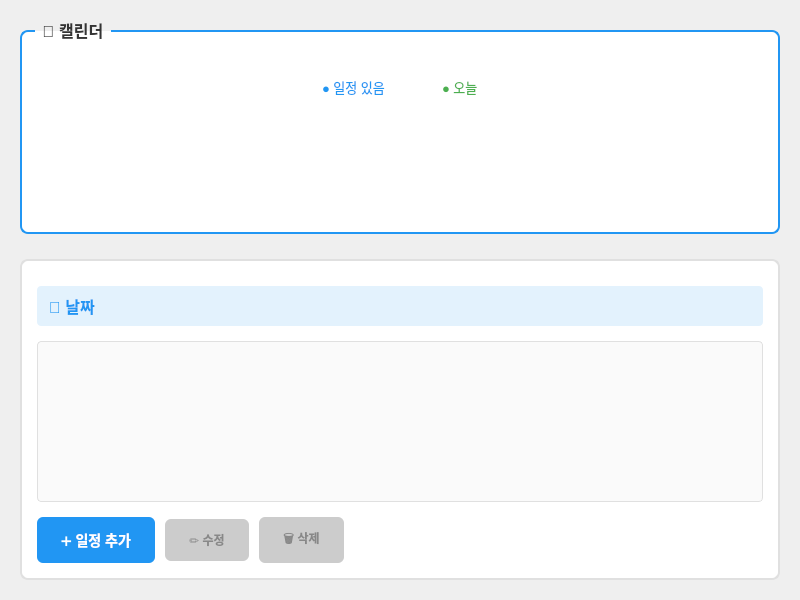
Qt form DailyFlow/schedulepage.ui (VEDA-DailyFlow/DailyFlow) before a commit.
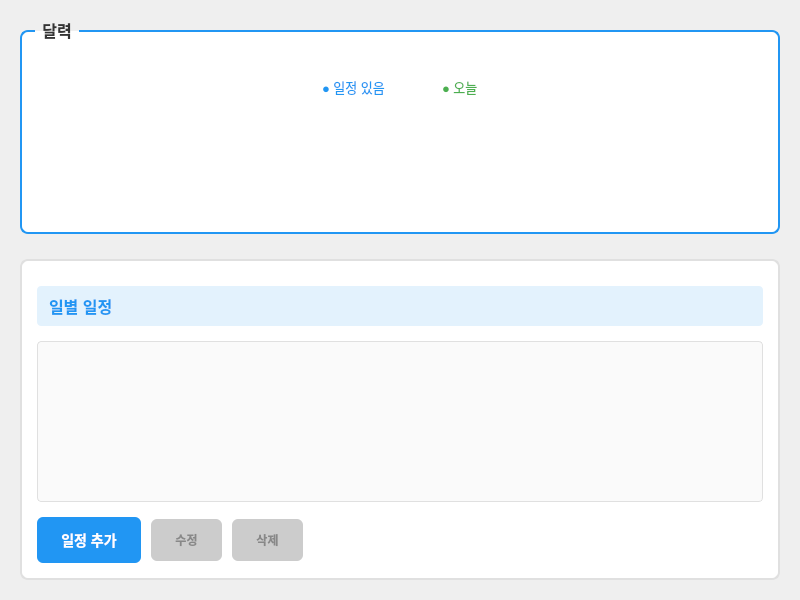
The same form after that commit.

Commit message: :art: [Style] UI 수정

Patch:
```diff
--- a/DailyFlow/schedulepage.ui
+++ b/DailyFlow/schedulepage.ui
@@ -28,9 +28,6 @@
    </property>
    <item>
     <widget class="QGroupBox" name="calendarBox">
-     <property name="title">
-      <string>📅 캘린더</string>
-     </property>
      <property name="styleSheet">
       <string>QGroupBox {
    font-size: 16px;
@@ -48,6 +45,9 @@
    padding: 0 5px;
 }</string>
      </property>
+     <property name="title">
+      <string>달력</string>
+     </property>
      <layout class="QVBoxLayout" name="calendarBoxLayout">
       <property name="spacing">
        <number>15</number>
@@ -209,9 +209,6 @@
       </property>
       <item>
        <widget class="QLabel" name="dateLabel">
-        <property name="text">
-         <string>📆 날짜</string>
-        </property>
         <property name="styleSheet">
          <string>font-size: 16px; 
 font-weight: bold; 
@@ -220,6 +217,9 @@
 background-color: #e3f2fd; 
 border-radius: 4px;</string>
         </property>
+        <property name="text">
+         <string>일별 일정</string>
+        </property>
        </widget>
       </item>
       <item>
@@ -256,9 +256,6 @@
         </property>
         <item>
          <widget class="QPushButton" name="addButton">
-          <property name="text">
-           <string>➕ 일정 추가</string>
-          </property>
           <property name="styleSheet">
            <string>QPushButton {
    background-color: #2196F3;
@@ -276,6 +273,9 @@
    background-color: #1565C0;
 }</string>
           </property>
+          <property name="text">
+           <string>일정 추가</string>
+          </property>
          </widget>
         </item>
         <item>
@@ -283,9 +283,6 @@
           <property name="enabled">
            <bool>false</bool>
           </property>
-          <property name="text">
-           <string>✏️ 수정</string>
-          </property>
           <property name="styleSheet">
            <string>QPushButton {
    background-color: #4CAF50;
@@ -306,6 +303,9 @@
    color: #888;
 }</string>
           </property>
+          <property name="text">
+           <string>수정</string>
+          </property>
          </widget>
         </item>
         <item>
@@ -313,9 +313,6 @@
           <property name="enabled">
            <bool>false</bool>
           </property>
-          <property name="text">
-           <string>🗑️ 삭제</string>
-          </property>
           <property name="styleSheet">
            <string>QPushButton {
    background-color: #f44336;
@@ -336,6 +333,9 @@
    color: #888;
 }</string>
           </property>
+          <property name="text">
+           <string>삭제</string>
+          </property>
          </widget>
         </item>
         <item>
```
Left out of the diff: 36 changed lines with no effect on the pictures. The commit also changes 4 other files.
